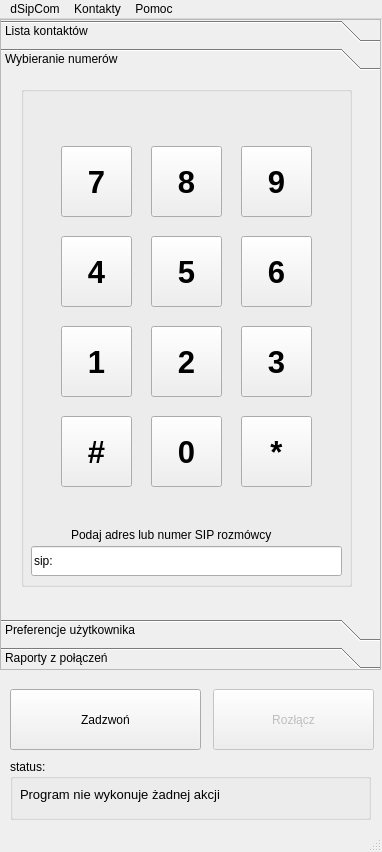
The window that src/dsipcom.ui (dmilith/dsipcom) describes before a commit, drawn with Qt 5.
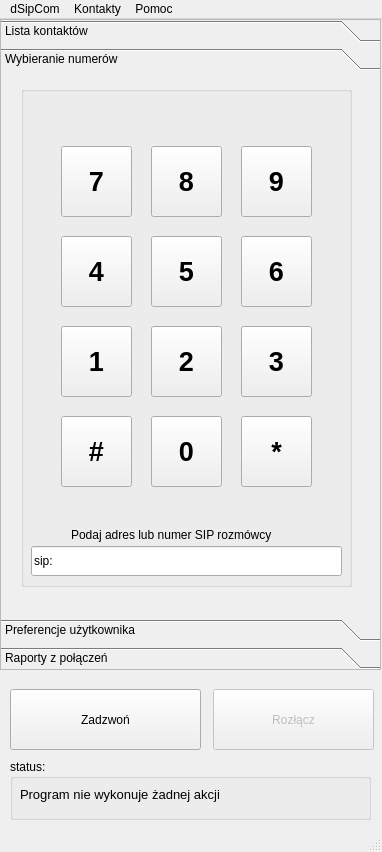
The same window after the commit. The open tabs and pages were chosen to show the change. Icons and pictures are not drawn.

```diff
--- a/src/dsipcom.ui
+++ b/src/dsipcom.ui
@@ -211,7 +211,7 @@
        </property>
        <property name="font" >
         <font>
-         <pointsize>23</pointsize>
+         <pointsize>20</pointsize>
          <weight>75</weight>
          <bold>true</bold>
          <stylestrategy>PreferAntialias</stylestrategy>
@@ -236,7 +236,7 @@
        </property>
        <property name="font" >
         <font>
-         <pointsize>23</pointsize>
+         <pointsize>20</pointsize>
          <weight>75</weight>
          <bold>true</bold>
          <stylestrategy>PreferAntialias</stylestrategy>
@@ -261,7 +261,7 @@
        </property>
        <property name="font" >
         <font>
-         <pointsize>23</pointsize>
+         <pointsize>20</pointsize>
          <weight>75</weight>
          <bold>true</bold>
          <stylestrategy>PreferAntialias</stylestrategy>
@@ -286,7 +286,7 @@
        </property>
        <property name="font" >
         <font>
-         <pointsize>23</pointsize>
+         <pointsize>20</pointsize>
          <weight>75</weight>
          <bold>true</bold>
          <stylestrategy>PreferAntialias</stylestrategy>
@@ -311,7 +311,7 @@
        </property>
        <property name="font" >
         <font>
-         <pointsize>23</pointsize>
+         <pointsize>20</pointsize>
          <weight>75</weight>
          <bold>true</bold>
          <stylestrategy>PreferAntialias</stylestrategy>
@@ -336,7 +336,7 @@
        </property>
        <property name="font" >
         <font>
-         <pointsize>23</pointsize>
+         <pointsize>20</pointsize>
          <weight>75</weight>
          <bold>true</bold>
          <stylestrategy>PreferAntialias</stylestrategy>
@@ -361,7 +361,7 @@
        </property>
        <property name="font" >
         <font>
-         <pointsize>23</pointsize>
+         <pointsize>20</pointsize>
          <weight>75</weight>
          <bold>true</bold>
          <stylestrategy>PreferAntialias</stylestrategy>
@@ -386,7 +386,7 @@
        </property>
        <property name="font" >
         <font>
-         <pointsize>23</pointsize>
+         <pointsize>20</pointsize>
          <weight>75</weight>
          <bold>true</bold>
          <stylestrategy>PreferAntialias</stylestrategy>
@@ -411,7 +411,7 @@
        </property>
        <property name="font" >
         <font>
-         <pointsize>23</pointsize>
+         <pointsize>20</pointsize>
          <weight>75</weight>
          <bold>true</bold>
          <stylestrategy>PreferAntialias</stylestrategy>
@@ -436,7 +436,7 @@
        </property>
        <property name="font" >
         <font>
-         <pointsize>23</pointsize>
+         <pointsize>20</pointsize>
          <weight>75</weight>
          <bold>true</bold>
          <stylestrategy>PreferAntialias</stylestrategy>
@@ -461,7 +461,7 @@
        </property>
        <property name="font" >
         <font>
-         <pointsize>23</pointsize>
+         <pointsize>20</pointsize>
          <weight>75</weight>
          <bold>true</bold>
          <stylestrategy>PreferAntialias</stylestrategy>
@@ -486,7 +486,7 @@
        </property>
        <property name="font" >
         <font>
-         <pointsize>23</pointsize>
+         <pointsize>20</pointsize>
          <weight>75</weight>
          <bold>true</bold>
          <stylestrategy>PreferAntialias</stylestrategy>
```
Left out of the diff: 2 changed lines with no effect on the pictures.
